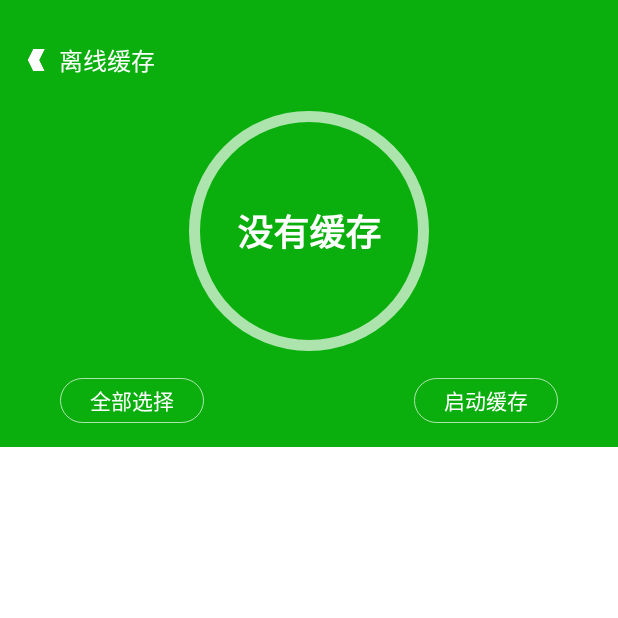
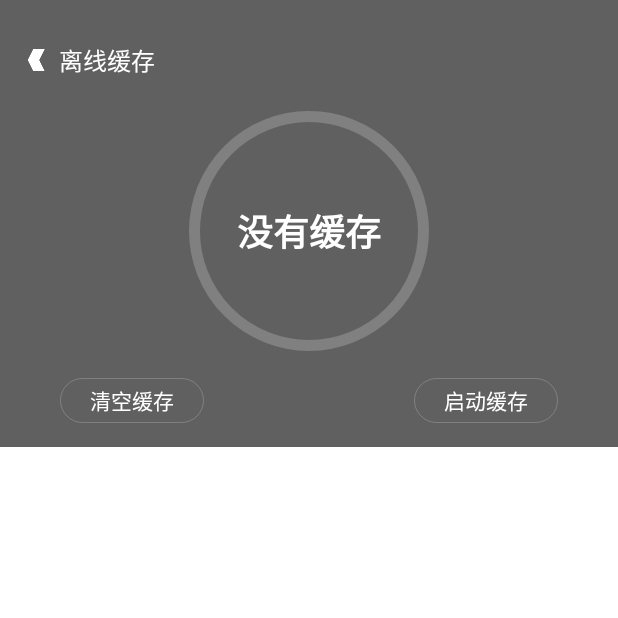
Before and after one commit to LiMengliang/YueduNews, an Android app: the OfflineCacheActivity screen opened directly, with no data from a screen before it, on a phone screen of 412 x 824 dp, the top half of it. Run offline under Robolectric (Android 15) with nearby library versions, the phone set to English and light mode, and no system bars; pictures from the network do not load; 3 statements that could not run were skipped.

Commit message:
Remove select all button from local cache activity, refector local cache activity

```diff
--- a/app/src/main/java/com/redoc/yuedu/setting/view/OfflineCacheActivity.java
+++ b/app/src/main/java/com/redoc/yuedu/setting/view/OfflineCacheActivity.java
@@ -10,6 +10,7 @@ import android.view.ViewGroup;
 import android.view.WindowManager;
 import android.widget.AdapterView;
 import android.widget.BaseAdapter;
+import android.widget.Button;
 import android.widget.ListView;
 import android.widget.TextView;
 import android.widget.ToggleButton;
@@ -34,22 +35,21 @@ public class OfflineCacheActivity extends Activity {
 
     private List<CacheableChannel> allCacheableChannels;
     private List<CacheableChannel> checkedChannel = new ArrayList<>();
-    private ToggleButton selectAll;
+    private Button clearCache;
     private TextView firstLine;
     private TextView secondLine;
     private TextView thirdLine;
     private AllCacheChannelAdapter allCacheChannelAdapter;
-    private CacheProgressStatus cacheProgressStatus = null;
     private ToolBar toolBar;
 
     public final static String CacheSettingPreference = "CacheSettingPreference";
 
-    public void setCacheProgressStatus(CacheProgressStatus status) {
-        cacheProgressStatus = status;
-    }
-    public CacheProgressStatus getCacheProgressStatus() {
-        return cacheProgressStatus;
-    }
+    // public void setCacheProgressStatus(CacheProgressStatus status) {
+    //     cacheProgressStatus = status;
+    // }
+    // public CacheProgressStatus getCacheProgressStatus() {
+    //     return cacheProgressStatus;
+    // }
 
     @Override
     protected void onCreate(Bundle savedInstanceState) {
@@ -58,7 +58,7 @@ public class OfflineCacheActivity extends Activity {
         getWindow().addFlags(WindowManager.LayoutParams.FLAG_TRANSLUCENT_STATUS);
         ListView allChannelsList = (ListView) findViewById(R.id.all_channels);
         ToggleButton startStopCache = (ToggleButton) findViewById(R.id.startStopCache);
-        selectAll = (ToggleButton) findViewById(R.id.select_all);
+        clearCache = (Button) findViewById(R.id.select_all);
         firstLine = (TextView) findViewById(R.id.cache_progress_line_one);
         secondLine = (TextView) findViewById(R.id.cache_progress_line_two);
         thirdLine = (TextView) findViewById(R.id.cache_progress_line_three);
@@ -69,12 +69,12 @@ public class OfflineCacheActivity extends Activity {
         allCacheChannelAdapter = new AllCacheChannelAdapter(this, allCacheableChannels);
         allChannelsList.setAdapter(allCacheChannelAdapter);
         allChannelsList.setOnItemClickListener(new ChannelListItemClickedListener());
-        selectAll.setOnClickListener(new SelectAllClickedListener());
+        clearCache.setOnClickListener(new ClearCacheListener());
         toolBar.setBackClickListener(new BackClickedListener());
 
         WeakReference<CacheProgressHandler> weakCacheProgressHandlerReference =
                 new WeakReference<>(new CacheProgressHandler(firstLine,
-                        secondLine, thirdLine, startStopCache, selectAll, this));
+                        secondLine, thirdLine, startStopCache, clearCache, this));
         ChannelLocalCacheWorker.getInstance().AddHandler(weakCacheProgressHandlerReference.get());
         initializeDisplayer();
     }
@@ -82,13 +82,14 @@ public class OfflineCacheActivity extends Activity {
     @Override
     public void onPause() {
         super.onPause();
-        if(cacheProgressStatus != null) {
-            cacheProgressStatus.writeToPreferences();
+        if(ChannelLocalCacheWorker.getInstance().getCacheProgressStatus() != null) {
+            ChannelLocalCacheWorker.getInstance().getCacheProgressStatus().writeToPreferences();
         }
     }
 
     public void initializeDisplayer() {
-        CacheProgressStatus status = CacheProgressStatus.getFromPreferences();
+        // CacheProgressStatus status = CacheProgressStatus.getFromPreferences();
+        CacheProgressStatus status = ChannelLocalCacheWorker.getInstance().getCacheProgressStatus();
         switch (status.getCacheStatus()) {
             case NotStarted:
                 if(status.getLastCacheTime() == 0) {
@@ -136,16 +137,16 @@ public class OfflineCacheActivity extends Activity {
         private TextView secondLine;
         private TextView thirdLine;
         private ToggleButton startStopCache;
-        private ToggleButton selectAll;
+        private Button clearCache;
         private OfflineCacheActivity activity;
 
-        CacheProgressHandler(TextView firstLine, TextView secondLine, TextView thirdLine, ToggleButton startStopCache, ToggleButton selectAll,
+        CacheProgressHandler(TextView firstLine, TextView secondLine, TextView thirdLine, ToggleButton startStopCache, Button clearCache,
                              OfflineCacheActivity activity) {
             this.firstLine = firstLine;
             this.secondLine = secondLine;
             this.thirdLine = thirdLine;
             this.startStopCache = startStopCache;
-            this.selectAll = selectAll;
+            this.clearCache = clearCache;
             this.activity = activity;
         }
 
@@ -153,14 +154,14 @@ public class OfflineCacheActivity extends Activity {
         public void handleMessage(Message msg) {
             if(msg.what == ChannelLocalCacheWorker.ProgressMessage) {
                 Bundle bundle = msg.getData();
-                CacheProgressStatus cacheProgressStatus = bundle.getParcelable(ChannelLocalCacheWorker.ProgressMessageKey);
-                activity.setCacheProgressStatus(cacheProgressStatus);
+                // CacheProgressStatus cacheProgressStatus = bundle.getParcelable(ChannelLocalCacheWorker.ProgressMessageKey);
+                CacheProgressStatus cacheProgressStatus = ChannelLocalCacheWorker.getInstance().getCacheProgressStatus();
                 if(cacheProgressStatus.getCacheStatus() == CacheStatus.NotStarted) {
                     firstLine.setText("");
                     secondLine.setText(YueduApplication.Context.getString(R.string.cache_progress_finished));
                     thirdLine.setText("");
                     startStopCache.setChecked(false);
-                    selectAll.setEnabled(true);
+                    clearCache.setEnabled(true);
                 }
                 else {
                     switch (cacheProgressStatus.getCacheType()) {
@@ -205,19 +206,6 @@ public class OfflineCacheActivity extends Activity {
         public void removeCacheChannel(CacheableChannel channel) {
             checkedChannel.remove(channel);
             PreferenceUtilities.writeToPreference(CacheSettingPreference, channel.getChannelId(), false);
-            notifyDataSetChanged();
-        }
-
-        public void addAllChannel(List<CacheableChannel> channels) {
-            checkedChannel.addAll(channels);
-            for(Channel channel : channels) {
-                PreferenceUtilities.writeToPreference(CacheSettingPreference, channel.getChannelId(), true);
-            }
-            notifyDataSetChanged();
-        }
-
-        public void removeAllCachedChannels() {
-            checkedChannel.clear();
             notifyDataSetChanged();
         }
 
@@ -284,10 +272,10 @@ public class OfflineCacheActivity extends Activity {
 
         @Override
         public void onClick(View v) {
+            clearCache.setEnabled(false);
             if (ChannelLocalCacheWorker.getInstance().getStatus() == CacheStatus.NotStarted) {
                 ChannelLocalCacheWorker.getInstance().startCache(channelsToCache, context);
                 firstLine.setText(YueduApplication.Context.getString(R.string.cache_status_downloading));
-                selectAll.setEnabled(false);
             }
             else if(ChannelLocalCacheWorker.getInstance().getStatus() == CacheStatus.InProgress) {
                 ChannelLocalCacheWorker.getInstance().pause();
@@ -300,17 +288,13 @@ public class OfflineCacheActivity extends Activity {
         }
     }
 
-    class SelectAllClickedListener implements View.OnClickListener {
+    class ClearCacheListener implements View.OnClickListener {
 
         @Override
         public void onClick(View v) {
-            if(selectAll.isChecked()) {
-                checkedChannel.clear();
-                allCacheChannelAdapter.addAllChannel(allCacheableChannels);
-            }
-            else{
-                allCacheChannelAdapter.removeAllCachedChannels();
-            }
+            firstLine.setText("");
+            secondLine.setText("没有缓存");
+            thirdLine.setText("");
         }
     }
 }
--- a/app/src/main/java/com/redoc/yuedu/setting/view/UserSettingCategoryFragment.java
+++ b/app/src/main/java/com/redoc/yuedu/setting/view/UserSettingCategoryFragment.java
@@ -113,7 +113,8 @@ public class UserSettingCategoryFragment extends Fragment {
                 Bundle bundle = msg.getData();
                 CacheProgressStatus cacheProgressStatus = bundle.getParcelable(ChannelLocalCacheWorker.ProgressMessageKey);
                 if(cacheProgressStatus.getCacheStatus() == CacheStatus.NotStarted) {
-                    cacheProgress.setText(YueduApplication.Context.getString(R.string.cache_progress_finished));
+                    cacheProgress.setText("");
+                    return;
                 }
                 switch (cacheProgressStatus.getCacheType()) {
                     case Digest:
--- a/app/src/main/java/com/redoc/yuedu/view/MultiChannelCategoryFragment.java
+++ b/app/src/main/java/com/redoc/yuedu/view/MultiChannelCategoryFragment.java
@@ -159,6 +159,7 @@
         params.gravity = Gravity.CENTER_VERTICAL;
         // TODO:Maybe channel selector can also bind to an adapter
         int index = 0;
+        if(channelManager != null) {
             for(final Channel channel : channelManager.getSortedUserSelectedChannels()) {
                 // Add channel name to selector
                 TextView textView = new TextView(mActivity);
@@ -169,6 +170,7 @@
             }
             // set selected channel, in this method, we'll also update news digests.s
             updateChannelSelectorBar(getCurrentSelectedChannel());
+        }
     }
 
     // TODO: TextView should be modualized
--- a/app/src/main/res/color/channel_item_name_forecolor.xml
+++ b/app/src/main/res/color/channel_item_name_forecolor.xml
@@ -1,5 +1,5 @@
 <?xml version="1.0" encoding="utf-8"?>
 <selector xmlns:android="http://schemas.android.com/apk/res/android">
     <item android:state_checked="true" android:color="@color/mainColor"/>
-    <item android:state_checked="false" android:color="@color/black"/>
+    <item android:state_checked="false" android:color="@color/gray"/>
 </selector>
--- a/app/src/main/res/layout/activity_offline_cache.xml
+++ b/app/src/main/res/layout/activity_offline_cache.xml
@@ -15,29 +15,6 @@
         android:layout_height="@dimen/top_banner_area_height"
         android:layout_width="match_parent"
         android:background="?attr/colorPrimary" >
-        <!--<LinearLayout
-            android:layout_width="wrap_content"
-            android:layout_height="wrap_content"
-            android:layout_margin="32dp"
-            android:orientation="horizontal">
-            <ImageButton
-                android:id="@+id/back"
-                android:layout_width="wrap_content"
-                android:layout_height="@dimen/button_height"
-                android:layout_marginRight="@dimen/activity_horizontal_margin"
-                android:layout_gravity="center_vertical"
-                android:src="@drawable/back"
-                android:background="@color/transparent"
-                android:scaleType="centerInside"/>
-            <TextView
-                android:layout_width="wrap_content"
-                android:layout_height="wrap_content"
-                android:layout_gravity="center_vertical"
-                android:text="@string/offline_label"
-                android:textSize="@dimen/large_size_text"
-                android:textColor="@color/white"/>
-        </LinearLayout>-->
-
         <TextView
             android:id="@+id/cacheProgress"
             android:layout_width="wrap_content"
@@ -58,7 +35,7 @@
             android:textColor="@color/white_text_color"
             android:textOn="@string/cache_button_text_on"
             android:textOff="@string/cache_button_text_off"/>
-        <ToggleButton
+        <Button
             android:id="@+id/select_all"
             android:layout_width="wrap_content"
             android:layout_height="30dp"
@@ -69,8 +46,7 @@
             android:background="@drawable/round_button_background"
             android:textSize="@dimen/media_size_text"
             android:textColor="@color/white_text_color"
-            android:textOn="@string/select_all_text_on"
-            android:textOff="@string/select_all_text_off"/>
+            android:text="@string/cache_clear"/>
         <RelativeLayout
             android:layout_width="160dp"
             android:layout_height="160dp"
--- a/app/src/main/res/layout/activity_splash.xml
+++ b/app/src/main/res/layout/activity_splash.xml
@@ -2,16 +2,16 @@
     xmlns:tools="http://schemas.android.com/tools"
     android:layout_width="match_parent"
     android:layout_height="match_parent"
-    android:background="#0099cc"
+    android:background="@color/mainColor"
     tools:context=".SplashActivity">
 
-    <ImageView
+    <!--<ImageView
         android:layout_width="wrap_content"
         android:layout_height="wrap_content"
         android:id="@+id/splashImage"
         android:layout_gravity="center"
         android:scaleType="fitXY"
-        android:src="@drawable/splash" />
+        android:src="@drawable/splash" />-->
 
     <ImageView
         android:id="@+id/splashIconImage"
--- a/app/src/main/res/layout/widget_digest.xml
+++ b/app/src/main/res/layout/widget_digest.xml
@@ -39,6 +39,7 @@
                 android:layout_width="wrap_content"
                 android:layout_height="wrap_content"
                 android:layout_alignParentRight="true"
+                android:paddingTop="8dp"
                 android:layout_below="@id/single_image_digest_digest"
                 android:singleLine="true"
                 android:textSize="@dimen/small_size_text"
--- a/app/src/main/res/values/colors.xml
+++ b/app/src/main/res/values/colors.xml
@@ -6,7 +6,7 @@
     <color name="black_overlay">#66000000</color>
     <color name="transparent">#00FFFFFF</color>
     <color name="darkGray">#FF808080</color>
-    <color name="transparentWhite">#AAFFFFFF</color>
+    <color name="transparentWhite">#33FFFFFF</color>
 
     <!--Digest activity's category selector bar-->
     <color name="lightGray">#F0F0F0</color>
@@ -14,8 +14,8 @@
 
     <!--<color name="red">#CC0000</color>-->
     <!--<color name="mainColor">#00a497</color>-->
-    <color name="mainColor">#0aaf0d</color>
-
+    <!--<color name="mainColor">#0aaf0d</color>-->
+    <color name="mainColor">#606060</color>
     <!--Digest activity's viewpager background-->
     <color name="white">#FFFFFFFF</color>
     <color name="black">#FF000000</color>
--- a/app/src/main/res/values/dimens.xml
+++ b/app/src/main/res/values/dimens.xml
@@ -2,7 +2,7 @@
     <!--general-->
     <dimen name="large_size_text">16dp</dimen>
     <dimen name="media_size_text">14dp</dimen>
-    <dimen name="small_size_text">12dp</dimen>
+    <dimen name="small_size_text">10dp</dimen>
     <dimen name="button_height">18dp</dimen>
     <dimen name="activity_horizontal_margin">16dp</dimen>
     <dimen name="activity_vertical_margin">16dp</dimen>
--- a/app/src/main/res/values/strings.xml
+++ b/app/src/main/res/values/strings.xml
@@ -46,6 +46,7 @@
     <string name="select_all_text_on">取消全选</string>
     <string name="select_all_text_off">全部选择</string>
     <string name="cache_progress_last_cache_time">上次缓存</string>
+    <string name="cache_clear">清空缓存</string>
     <string name="title_activity_main2">Main2Activity</string>
 
     <!--Icon image selector view-->
```
Also changed, not shown: app/src/main/AndroidManifest.xml (+6 -4 lines), app/src/main/java/com/redoc/yuedu/SplashActivity.java (+8 -7 lines), app/src/main/java/com/redoc/yuedu/controller/ChannelLocalCacheWorker.java (+18 -7 lines), app/src/main/java/com/redoc/yuedu/setting/controller/ChannelCacheAdapter.java (deleted, +0 -30 lines), app/src/main/res/drawable/category_audio.png, app/src/main/res/drawable/category_main.png, app/src/main/res/drawable/category_setting.png, app/src/main/res/drawable/default_round_head.png, app/src/main/res/drawable/icon.png, app/src/main/res/drawable/refresh.png. Lines whose indentation alone changed are shown as unchanged.
